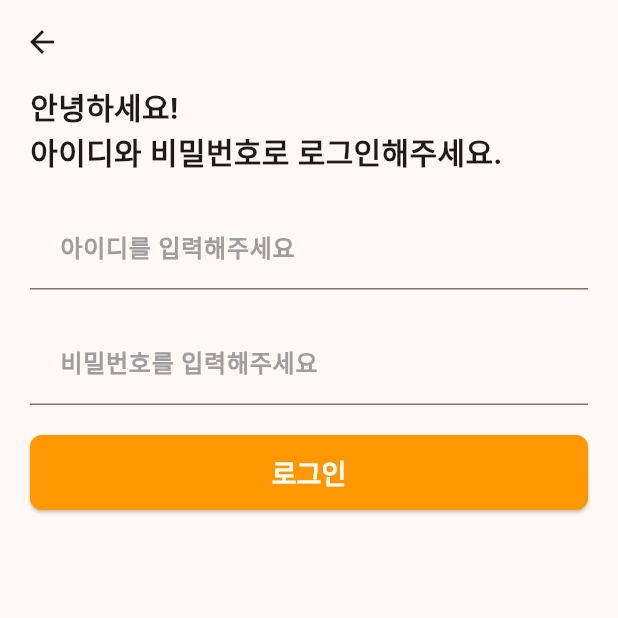
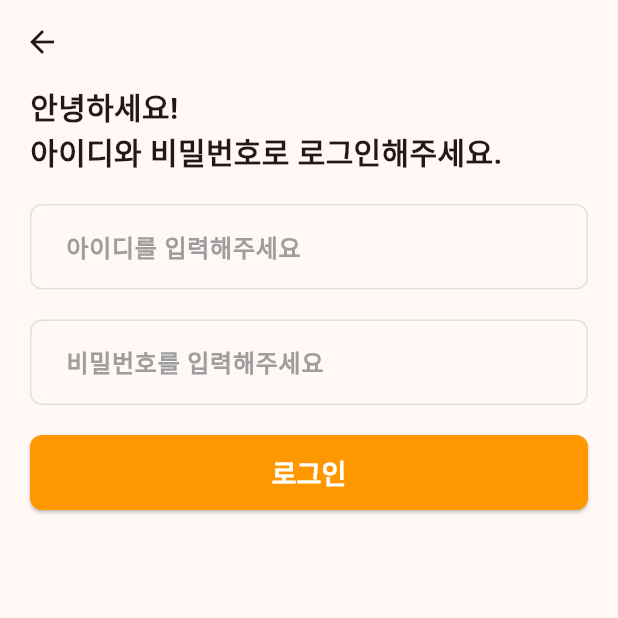
Before and after one commit to integralK/sparta_6-8w_flutter_market_app, a Flutter app: the screen it shows after launch, after a tap on "이미 계정이 있나요? 로그인", on a phone screen of 412 x 824 dp, the top half of it. Run offline on Flutter 3.47's test engine with Material 3 defaults, Android fonts, the phone set to English and light mode, and no system bars; our stand-ins replace flutter_riverpod.

Commit message:
main.dart inputDecorationTheme

```diff
--- a/lib/main.dart
+++ b/lib/main.dart
@@ -46,8 +46,48 @@ class MyApp extends StatelessWidget {
             fontWeight: FontWeight.bold,
             color: Colors.grey,
           ),
-          contentPadding: EdgeInsets.symmetric(vertical: 16, horizontal: 20),
-          // 텍스트필드, 텍스트폼필드 안에 여백 설정
+          contentPadding: EdgeInsets.symmetric(
+            vertical: 16,
+            horizontal: 20,
+          ), // 텍스트필드, 텍스트폼필드 안에 여백 설정
+          border: MaterialStateOutlineInputBorder.resolveWith((states) {
+            // 테두리 만들어 주는 것
+            // resolveWith 안에 함수를 넘겨줘야 한다. 여기 states의 역할은 텍스트 폼 필드의 상태가 바뀌었을 때마다 이 함수가 실행이 된다.
+            // 이 states 파라미터의 타입이 <WidgetState>라는 이넘의 Set이 들어올거다.(마우스 올리면 확인됨)
+
+            // print(states); // 잘 작동되고 있는지 콘솔에서 확인해보기.
+
+            // 1. states Set 안에 WidgetState.focused가 포함이 되어있을 때
+            if (states.contains(WidgetState.focused)) {
+              return OutlineInputBorder(
+                borderRadius: BorderRadius.circular(8),
+                borderSide: BorderSide(
+                  color: Colors.grey,
+                  width: 2,
+                ),
+              );
+            }
+            // 2. states Set 안에 WidgetState.
+            if (states.contains(WidgetState.error)) {
+              return OutlineInputBorder(
+                borderRadius: BorderRadius.circular(8),
+                borderSide: BorderSide(
+                  color: Colors.red[100]!,
+                  // borderSide color에는 null이 올 수 없다. 그러나 red값에서 색상레벨에 따라서 값을 가지고 올때 null일수도 있기때문에 뒤에 ! 넣어줌.
+                  width: 2,
+                ),
+              );
+            }
+            // 3. 디폴트값
+            return OutlineInputBorder(
+              borderRadius: BorderRadius.circular(8),
+              borderSide: BorderSide(
+                color: Colors.grey[300]!,
+                // borderSide color에는 null이 올 수 없다. 그러나 red값에서 색상레벨에 따라서 값을 가지고 올때 null일수도 있기때문에 뒤에 ! 넣어줌.
+                width: 1,
+              ),
+            );
+          }),
         ),
       ),
       home: WelcomePage(),
```
